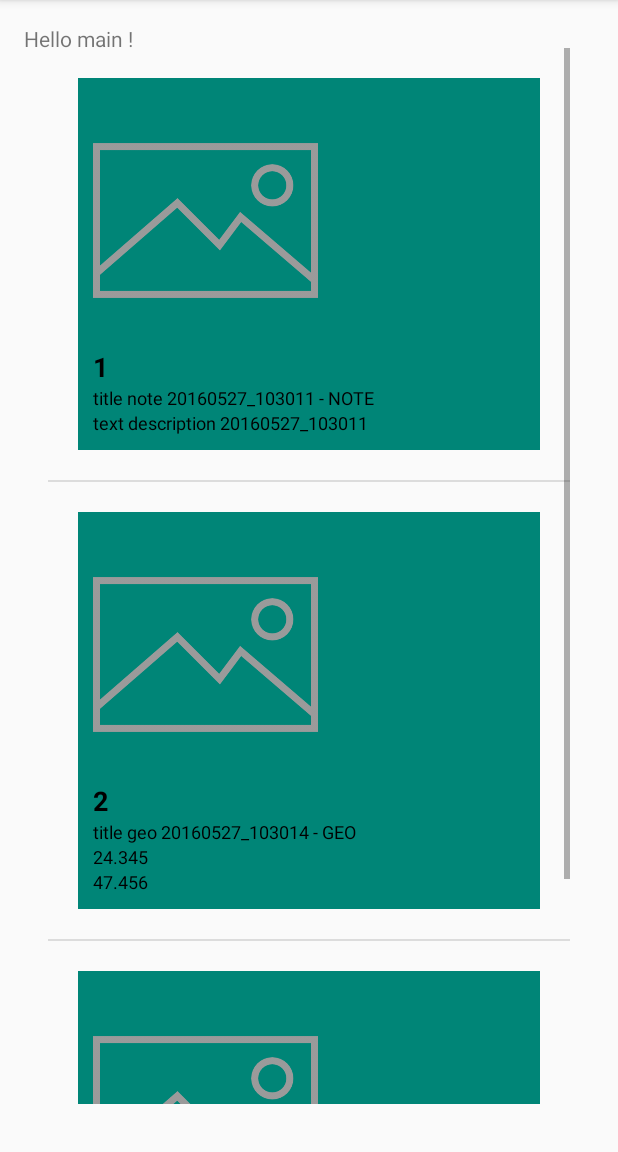
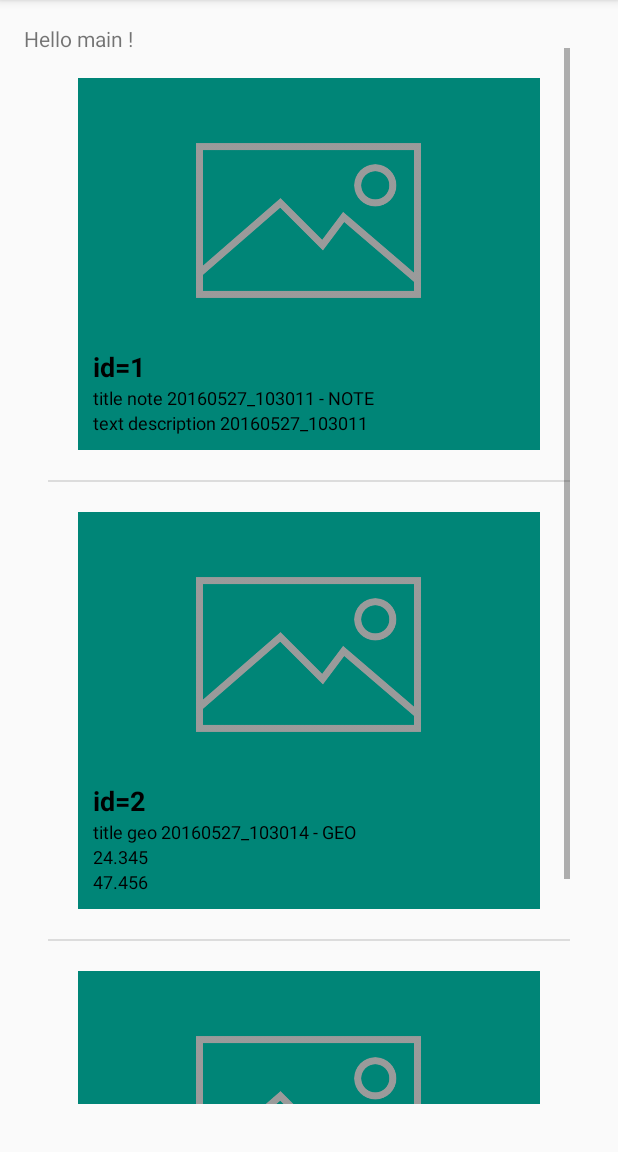
Before and after one commit to ob21/tripstori, an Android app: the screen it shows after launch (MainActivity), in the options menu, after a tap on "Add image", on a phone screen of 412 x 824 dp, the part 84-1236 px from its top. Run offline under Robolectric (Android 15) with nearby library versions, the phone set to English and light mode, and no system bars; our stand-ins replace Volley; network calls fail.

Commit message:
Center image in cards of interest

```diff
--- a/app/src/main/java/com/colibri/tripstori/adapters/InterestsListAdapter.java
+++ b/app/src/main/java/com/colibri/tripstori/adapters/InterestsListAdapter.java
@@ -136,7 +136,7 @@ public class InterestsListAdapter extends BaseAdapter {
 
         Interest interest = mInterests.get(position);
 
-        holder.id.setText(String.valueOf(interest.getId()));
+        holder.id.setText("id="+String.valueOf(interest.getId()));
         holder.title.setText(interest.getTitle() + " - " + interest.getType());
         holder.image.setDefaultImageResId(R.drawable.photo);
         holder.image.setErrorImageResId(R.drawable.photo);
--- a/app/src/main/res/layout/item_geo_interest.xml
+++ b/app/src/main/res/layout/item_geo_interest.xml
@@ -3,8 +3,8 @@
     android:orientation="vertical" android:layout_width="match_parent"
     android:layout_height="match_parent">
 
-    <LinearLayout xmlns:android="http://schemas.android.com/apk/res/android"
-        android:orientation="vertical" android:layout_width="match_parent"
+    <RelativeLayout
+        android:layout_width="match_parent"
         android:layout_height="match_parent"
         android:layout_margin="@dimen/item_list_margin"
         android:padding="@dimen/item_list_padding"
@@ -14,12 +14,13 @@
             android:id="@+id/item_interest_niv"
             android:layout_width="150dp"
             android:layout_height="170dp"
-            android:layout_centerHorizontal="true" />
+            android:layout_centerHorizontal="true"/>
 
         <TextView
             android:id="@+id/item_interest_id"
             android:layout_width="wrap_content"
             android:layout_height="wrap_content"
+            android:layout_below="@+id/item_interest_niv"
             style="@style/TextH1Bold"
             android:text="New Text"/>
 
@@ -27,6 +28,7 @@
             android:id="@+id/item_interest_title"
             android:layout_width="wrap_content"
             android:layout_height="wrap_content"
+            android:layout_below="@+id/item_interest_id"
             style="@style/TextDefault"
             android:text="New Text"/>
 
@@ -34,6 +36,7 @@
             android:id="@+id/item_interest_longitude"
             android:layout_width="wrap_content"
             android:layout_height="wrap_content"
+            android:layout_below="@+id/item_interest_title"
             style="@style/TextDefault"
             android:text="New Text"/>
 
@@ -41,9 +44,10 @@
             android:id="@+id/item_interest_latitude"
             android:layout_width="wrap_content"
             android:layout_height="wrap_content"
+            android:layout_below="@+id/item_interest_longitude"
             style="@style/TextDefault"
             android:text="New Text"/>
 
-    </LinearLayout>
+    </RelativeLayout>
 
 </LinearLayout>
--- a/app/src/main/res/layout/item_image_interest.xml
+++ b/app/src/main/res/layout/item_image_interest.xml
@@ -3,7 +3,7 @@
     android:orientation="vertical" android:layout_width="match_parent"
     android:layout_height="match_parent">
 
-    <LinearLayout xmlns:android="http://schemas.android.com/apk/res/android"
+    <RelativeLayout
         android:orientation="vertical" android:layout_width="match_parent"
         android:layout_height="match_parent"
         android:layout_margin="@dimen/item_list_margin"
@@ -20,6 +20,7 @@
             android:id="@+id/item_interest_id"
             android:layout_width="wrap_content"
             android:layout_height="wrap_content"
+            android:layout_below="@+id/item_interest_niv"
             style="@style/TextH1Bold"
             android:text="New Text"/>
 
@@ -27,6 +28,7 @@
             android:id="@+id/item_interest_title"
             android:layout_width="wrap_content"
             android:layout_height="wrap_content"
+            android:layout_below="@+id/item_interest_id"
             style="@style/TextDefault"
             android:text="New Text"/>
 
@@ -34,9 +36,10 @@
             android:id="@+id/item_interest_img"
             android:layout_width="wrap_content"
             android:layout_height="wrap_content"
+            android:layout_below="@+id/item_interest_title"
             style="@style/TextDefault"
             android:text="New Text"/>
 
-    </LinearLayout>
+    </RelativeLayout>
 
 </LinearLayout>
--- a/app/src/main/res/layout/item_interest.xml
+++ b/app/src/main/res/layout/item_interest.xml
@@ -3,7 +3,7 @@
     android:orientation="vertical" android:layout_width="match_parent"
     android:layout_height="match_parent">
 
-    <LinearLayout xmlns:android="http://schemas.android.com/apk/res/android"
+    <RelativeLayout
         android:orientation="vertical" android:layout_width="match_parent"
         android:layout_height="match_parent"
         android:layout_margin="@dimen/item_list_margin"
@@ -20,6 +20,7 @@
             android:id="@+id/item_interest_id"
             android:layout_width="wrap_content"
             android:layout_height="wrap_content"
+            android:layout_below="@+id/item_interest_niv"
             style="@style/TextH1Bold"
             android:text="New Text"/>
 
@@ -27,9 +28,10 @@
             android:id="@+id/item_interest_title"
             android:layout_width="wrap_content"
             android:layout_height="wrap_content"
+            android:layout_below="@+id/item_interest_id"
             style="@style/TextDefault"
             android:text="New Text"/>
 
-    </LinearLayout>
+    </RelativeLayout>
 
 </LinearLayout>
--- a/app/src/main/res/layout/item_note_interest.xml
+++ b/app/src/main/res/layout/item_note_interest.xml
@@ -3,7 +3,7 @@
     android:orientation="vertical" android:layout_width="match_parent"
     android:layout_height="match_parent">
 
-    <LinearLayout xmlns:android="http://schemas.android.com/apk/res/android"
+    <RelativeLayout
         android:orientation="vertical" android:layout_width="match_parent"
         android:layout_height="match_parent"
         android:layout_margin="@dimen/item_list_margin"
@@ -20,6 +20,7 @@
             android:id="@+id/item_interest_id"
             android:layout_width="wrap_content"
             android:layout_height="wrap_content"
+            android:layout_below="@+id/item_interest_niv"
             style="@style/TextH1Bold"
             android:text="New Text"/>
 
@@ -27,6 +28,7 @@
             android:id="@+id/item_interest_title"
             android:layout_width="wrap_content"
             android:layout_height="wrap_content"
+            android:layout_below="@+id/item_interest_id"
             style="@style/TextDefault"
             android:text="New Text"/>
 
@@ -34,9 +36,10 @@
             android:id="@+id/item_interest_text"
             android:layout_width="wrap_content"
             android:layout_height="wrap_content"
+            android:layout_below="@+id/item_interest_title"
             style="@style/TextDefault"
             android:text="New Text"/>
 
-    </LinearLayout>
+    </RelativeLayout>
 
 </LinearLayout>
```
Also changed, not shown: app/src/main/res/layout/item_web_interest.xml (+5 -2 lines).
